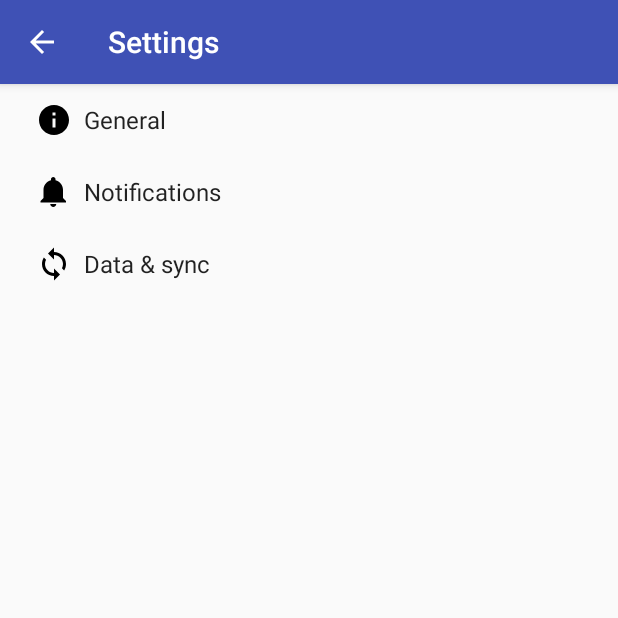
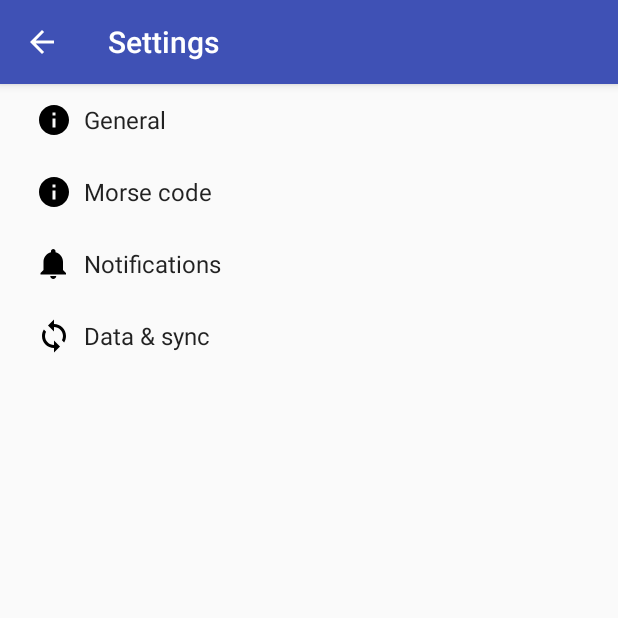
Before and after one commit to R-Rayburn/RayburnMorseCode, an Android app: the SettingsActivity screen opened directly, with no data from a screen before it, on a phone screen of 412 x 824 dp, the top half of it. Run offline under Robolectric (Android 15) with nearby library versions, the phone set to English and light mode, and no system bars.

Commit message:
Part 5: Settings Started working on adding Morse content in settings.

```diff
--- a/app/src/main/res/xml/pref_headers.xml
+++ b/app/src/main/res/xml/pref_headers.xml
@@ -6,6 +6,11 @@
         android:fragment="com.example.robertrayburn.rayburnmorsecode.SettingsActivity$GeneralPreferenceFragment"
         android:icon="@drawable/ic_info_black_24dp"
         android:title="@string/pref_header_general" />
+
+    <header
+        android:fragment="com.example.robertrayburn.rayburnmorsecode.SettingsActivity$GeneralPreferenceFragment"
+        android:icon="@drawable/ic_info_black_24dp"
+        android:title="Morse code" />
 
     <header
         android:fragment="com.example.robertrayburn.rayburnmorsecode.SettingsActivity$NotificationPreferenceFragment"
--- /dev/null
+++ b/app/src/main/res/xml/pref_morse.xml
@@ -0,0 +1,32 @@
+<PreferenceScreen xmlns:android="http://schemas.android.com/apk/res/android">
+
+    <SwitchPreference
+        android:defaultValue="true"
+        android:key="example_switch"
+        android:summary="@string/pref_description_social_recommendations"
+        android:title="@string/pref_title_social_recommendations" />
+
+    <!-- NOTE: EditTextPreference accepts EditText attributes. -->
+    <!-- NOTE: EditTextPreference's summary should be set to its value by the activity code. -->
+    <EditTextPreference
+        android:defaultValue="33"
+        android:inputType="textCapWords"
+        android:key="morse_speed"
+        android:maxLines="1"
+        android:selectAllOnFocus="true"
+        android:singleLine="true"
+        android:title="Morse Speed" />
+
+    <!-- NOTE: Hide buttons to simplify the UI. Users can touch outside the dialog to
+         dismiss it. -->
+    <!-- NOTE: ListPreference's summary should be set to its value by the activity code. -->
+    <ListPreference
+        android:defaultValue="-1"
+        android:entries="@array/pref_example_list_titles"
+        android:entryValues="@array/pref_example_list_values"
+        android:key="example_list"
+        android:negativeButtonText="@null"
+        android:positiveButtonText="@null"
+        android:title="@string/pref_title_add_friends_to_messages" />
+
+</PreferenceScreen>
```
Also changed, not shown: app/src/main/java/com/example/robertrayburn/rayburnmorsecode/SettingsActivity.kt (+27 -0 lines).
